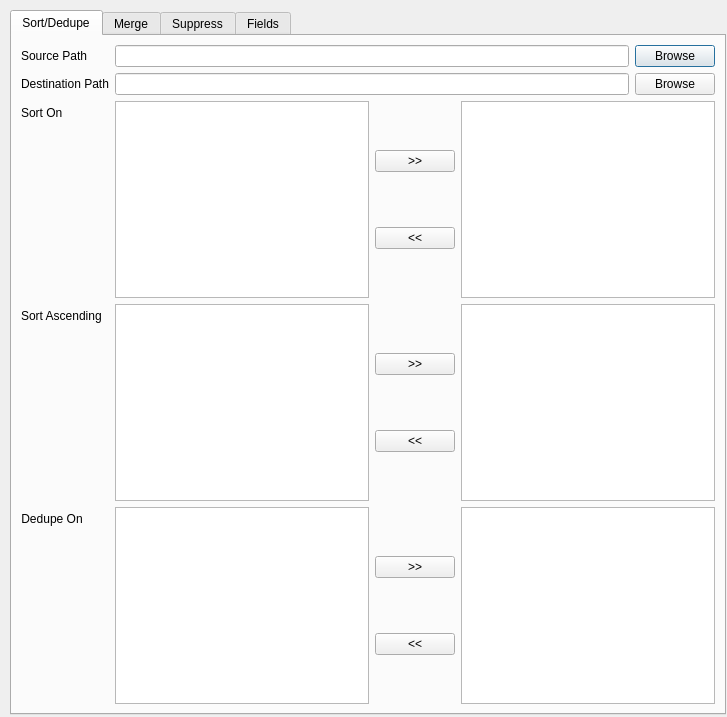
The window that zeex/core/ui/actions/merge_purge.ui (zbarge/zeex) describes before a commit, drawn with Qt 5.
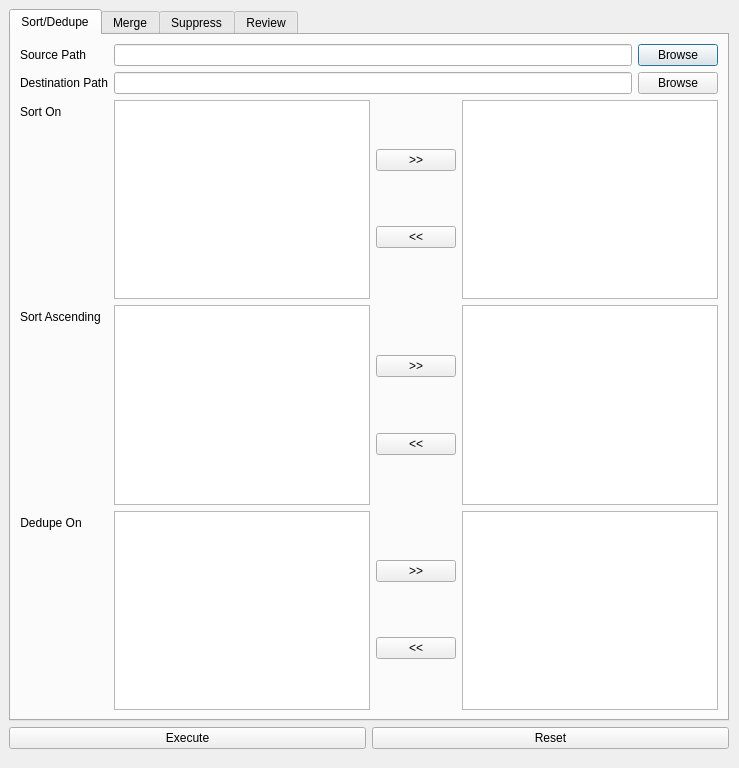
The same window after the commit. The open tabs and pages were chosen to show the change.

Commit message: Merge/Purge 1.0 is ready. Screenshots/comments added. Minor changes to map_grid's ui.

```diff
--- a/zeex/core/ui/actions/merge_purge.ui
+++ b/zeex/core/ui/actions/merge_purge.ui
@@ -6,8 +6,8 @@
    <rect>
     <x>0</x>
     <y>0</y>
-    <width>727</width>
-    <height>717</height>
+    <width>739</width>
+    <height>768</height>
    </rect>
   </property>
   <property name="sizePolicy">
@@ -19,15 +19,20 @@
   <property name="windowTitle">
    <string>Merge/Purge</string>
   </property>
+  <widget class="QWidget" name="verticalLayoutWidget">
+   <property name="geometry">
+    <rect>
+     <x>9</x>
+     <y>9</y>
+     <width>720</width>
+     <height>740</height>
+    </rect>
+   </property>
+   <layout class="QGridLayout" name="gridLayout_18">
+    <item row="0" column="0">
+     <layout class="QGridLayout" name="gridLayout_4">
+      <item row="0" column="0">
   <widget class="QTabWidget" name="tabWidget">
-   <property name="geometry">
-    <rect>
-     <x>10</x>
-     <y>10</y>
-     <width>716</width>
-     <height>705</height>
-    </rect>
-   </property>
    <property name="sizePolicy">
     <sizepolicy hsizetype="Expanding" vsizetype="Expanding">
      <horstretch>3</horstretch>
@@ -41,7 +46,7 @@
     <attribute name="title">
      <string>Sort/Dedupe</string>
     </attribute>
-    <layout class="QHBoxLayout" name="horizontalLayout_7">
+         <layout class="QVBoxLayout" name="verticalLayout_3">
      <item>
       <layout class="QFormLayout" name="formLayout">
        <property name="sizeConstraint">
@@ -353,7 +358,7 @@
    </widget>
    <widget class="QWidget" name="fieldsTab">
     <attribute name="title">
-     <string>Fields</string>
+          <string>Review</string>
     </attribute>
     <layout class="QHBoxLayout" name="horizontalLayout_6">
      <item>
@@ -365,6 +370,29 @@
      </item>
     </layout>
    </widget>
+       </widget>
+      </item>
+     </layout>
+    </item>
+    <item row="1" column="0">
+     <layout class="QGridLayout" name="gridLayout_17">
+      <item row="0" column="1">
+       <widget class="QPushButton" name="btnReset">
+        <property name="text">
+         <string>Reset</string>
+        </property>
+       </widget>
+      </item>
+      <item row="0" column="0">
+       <widget class="QPushButton" name="btnExecute">
+        <property name="text">
+         <string>Execute</string>
+        </property>
+       </widget>
+      </item>
+     </layout>
+    </item>
+   </layout>
   </widget>
  </widget>
  <resources/>
```
Left out of the diff: 6 changed lines with no effect on the pictures. Lines whose indentation alone changed are shown as unchanged. The commit also changes 20 other files.
